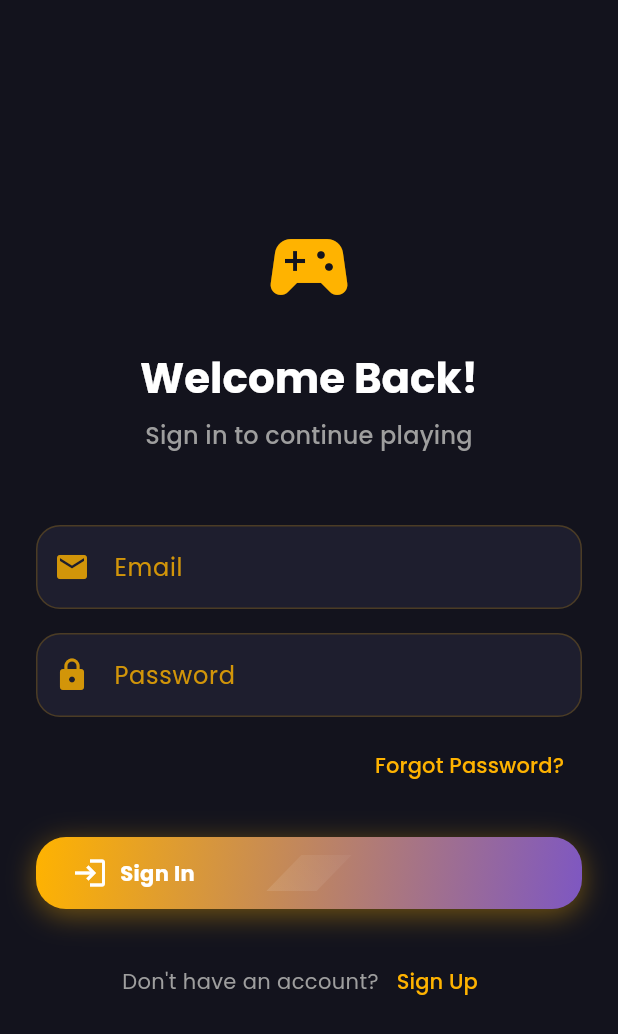
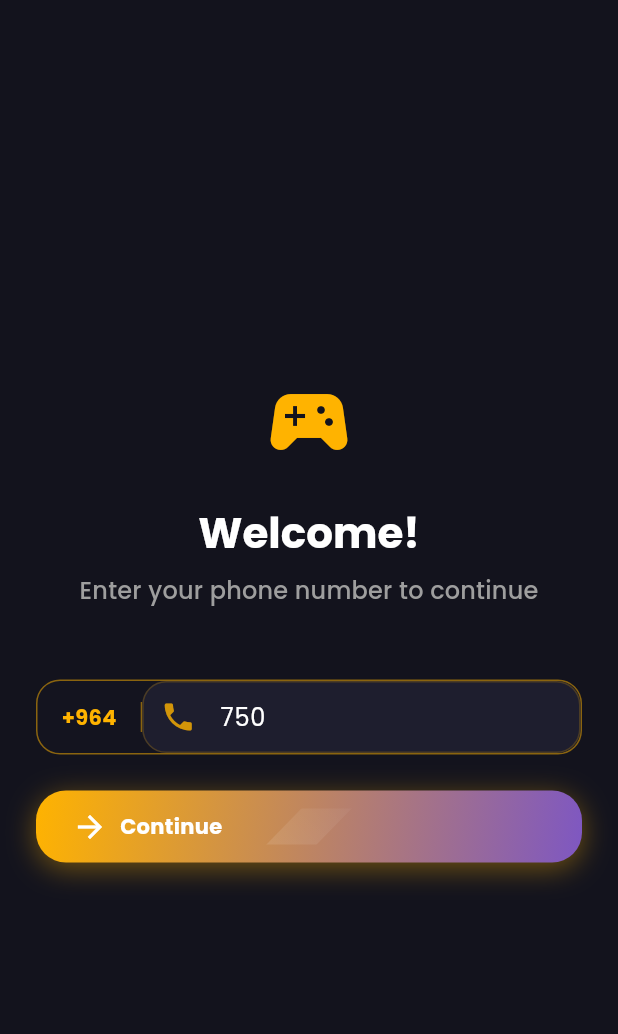
Before and after one commit to botanPro/chon, a Flutter app: the screen it shows after launch, on a phone screen of 412 x 824 dp. Shown: the top 1034 px of the screen. Run offline on Flutter 3.47's test engine with Material 3 defaults, Android fonts, the phone set to English and light mode, and no system bars; our stand-ins replace confetti, google_fonts.

Commit message:
2nd draft

```diff
--- a/lib/main.dart
+++ b/lib/main.dart
@@ -3,7 +3,7 @@ import 'package:flutter/services.dart';
 import 'package:google_fonts/google_fonts.dart';
 import 'package:provider/provider.dart';
 import 'screens/home_screen.dart';
-import 'screens/auth/login_screen.dart';
+import 'screens/auth/phone_verification_screen.dart';
 import 'services/auth_service.dart';
 
 void main() {
@@ -105,12 +105,11 @@ class MainApp extends StatelessWidget {
         builder: (context, auth, _) {
           return auth.isAuthenticated
               ? const HomeScreen()
-              : const LoginScreen();
+              : const PhoneVerificationScreen();
         },
       ),
       routes: {
         '/home': (context) => const HomeScreen(),
-        '/login': (context) => const LoginScreen(),
       },
     );
   }
--- /dev/null
+++ b/lib/screens/auth/phone_verification_screen.dart
@@ -0,0 +1,211 @@
+import 'package:flutter/material.dart';
+import 'package:flutter/services.dart';
+import 'package:provider/provider.dart';
+import '../../services/auth_service.dart';
+import '../../widgets/game_action_button.dart';
+import 'otp_verification_screen.dart';
+
+class PhoneVerificationScreen extends StatefulWidget {
+  const PhoneVerificationScreen({super.key});
+
+  @override
+  State<PhoneVerificationScreen> createState() =>
+      _PhoneVerificationScreenState();
+}
+
+class _PhoneVerificationScreenState extends State<PhoneVerificationScreen> {
+  final _formKey = GlobalKey<FormState>();
+  final _phoneController = TextEditingController();
+  bool _isLoading = false;
+  String? _errorMessage;
+
+  @override
+  void initState() {
+    super.initState();
+    _phoneController.text = '750'; // Default prefix after +964
+  }
+
+  @override
+  void dispose() {
+    _phoneController.dispose();
+    super.dispose();
+  }
+
+  Future<void> _handlePhoneVerification() async {
+    if (!_formKey.currentState!.validate()) return;
+
+    setState(() {
+      _isLoading = true;
+      _errorMessage = null;
+    });
+
+    try {
+      final success = await context.read<AuthService>().checkPhoneAndSendOTP(
+            _phoneController.text,
+          );
+
+      if (!mounted) return;
+
+      if (success) {
+        Navigator.push(
+          context,
+          MaterialPageRoute(
+            builder: (context) => const OTPVerificationScreen(),
+          ),
+        );
+      } else {
+        setState(() {
+          _errorMessage = 'Failed to send verification code. Please try again.';
+        });
+      }
+    } catch (e) {
+      setState(() {
+        _errorMessage = 'An error occurred. Please try again.';
+      });
+    } finally {
+      if (mounted) {
+        setState(() {
+          _isLoading = false;
+        });
+      }
+    }
+  }
+
+  @override
+  Widget build(BuildContext context) {
+    return Scaffold(
+      backgroundColor: Theme.of(context).colorScheme.background,
+      body: SafeArea(
+        child: Center(
+          child: SingleChildScrollView(
+            padding: const EdgeInsets.all(24),
+            child: Form(
+              key: _formKey,
+              child: Column(
+                mainAxisAlignment: MainAxisAlignment.center,
+                crossAxisAlignment: CrossAxisAlignment.stretch,
+                children: [
+                  Icon(
+                    Icons.sports_esports,
+                    size: 64,
+                    color: Theme.of(context).colorScheme.primary,
+                  ),
+                  const SizedBox(height: 24),
+                  Text(
+                    'Welcome!',
+                    style: Theme.of(context).textTheme.headlineMedium?.copyWith(
+                          color: Colors.white,
+                          fontWeight: FontWeight.bold,
+                        ),
+                    textAlign: TextAlign.center,
+                  ),
+                  const SizedBox(height: 8),
+                  Text(
+                    'Enter your phone number to continue',
+                    style: Theme.of(context).textTheme.titleMedium?.copyWith(
+                          color: Colors.grey,
+                        ),
+                    textAlign: TextAlign.center,
+                  ),
+                  const SizedBox(height: 48),
+                  Container(
+                    decoration: BoxDecoration(
+                      color: Theme.of(context)
+                          .colorScheme
+                          .surface
+                          .withOpacity(0.1),
+                      borderRadius: BorderRadius.circular(16),
+                      border: Border.all(
+                        color: Theme.of(context)
+                            .colorScheme
+                            .primary
+                            .withOpacity(0.5),
+                      ),
+                    ),
+                    child: Row(
+                      children: [
+                        Container(
+                          padding: const EdgeInsets.symmetric(horizontal: 16),
+                          decoration: BoxDecoration(
+                            border: Border(
+                              right: BorderSide(
+                                color: Theme.of(context)
+                                    .colorScheme
+                                    .primary
+                                    .withOpacity(0.5),
+                              ),
+                            ),
+                          ),
+                          child: Text(
+                            '+964',
+                            style: TextStyle(
+                              color: Theme.of(context).colorScheme.primary,
+                              fontWeight: FontWeight.bold,
+                            ),
+                          ),
+                        ),
+                        Expanded(
+                          child: TextFormField(
+                            controller: _phoneController,
+                            decoration: const InputDecoration(
+                              hintText: '750XXXXXXX',
+                              prefixIcon: Icon(Icons.phone),
+                              border: InputBorder.none,
+                              contentPadding:
+                                  EdgeInsets.symmetric(horizontal: 16),
+                            ),
+                            keyboardType: TextInputType.phone,
+                            inputFormatters: [
+                              FilteringTextInputFormatter.digitsOnly,
+                              LengthLimitingTextInputFormatter(9),
+                            ],
+                            validator: (value) {
+                              if (value == null || value.isEmpty) {
+                                return 'Please enter your phone number';
+                              }
+                              if (value.length != 9) {
+                                return 'Phone number must be 9 digits';
+                              }
+                              if (!value.startsWith('750') &&
+                                  !value.startsWith('751') &&
+                                  !value.startsWith('770') &&
+                                  !value.startsWith('771') &&
+                                  !value.startsWith('780') &&
+                                  !value.startsWith('781')) {
+                                return 'Invalid phone number prefix';
+                              }
+                              return null;
+                            },
+                          ),
+                        ),
+                      ],
+                    ),
+                  ),
+                  const SizedBox(height: 24),
+                  if (_errorMessage != null)
+                    Padding(
+                      padding: const EdgeInsets.only(bottom: 16),
+                      child: Text(
+                        _errorMessage!,
+                        style: TextStyle(
+                          color: Theme.of(context).colorScheme.error,
+                        ),
+                        textAlign: TextAlign.center,
+                      ),
+                    ),
+                  GameActionButton(
+                    label: _isLoading ? 'Sending code...' : 'Continue',
+                    icon: Icons.arrow_forward,
+                    onPressed:
+                        _isLoading ? null : () => _handlePhoneVerification(),
+                    showShine: !_isLoading,
+                  ),
+                ],
+              ),
+            ),
+          ),
+        ),
+      ),
+    );
+  }
+}
--- a/lib/screens/auth/register_screen.dart
+++ b/lib/screens/auth/register_screen.dart
@@ -1,4 +1,5 @@
 import 'package:flutter/material.dart';
+import 'package:flutter/services.dart';
 import 'package:provider/provider.dart';
 import '../../services/auth_service.dart';
 import '../../widgets/game_action_button.dart';
@@ -12,7 +13,6 @@ class RegisterScreen extends StatefulWidget {
 
 class _RegisterScreenState extends State<RegisterScreen> {
   final _formKey = GlobalKey<FormState>();
-  final _emailController = TextEditingController();
   final _passwordController = TextEditingController();
   final _confirmPasswordController = TextEditingController();
   bool _isLoading = false;
@@ -20,7 +20,6 @@ class _RegisterScreenState extends State<RegisterScreen> {
 
   @override
   void dispose() {
-    _emailController.dispose();
     _passwordController.dispose();
     _confirmPasswordController.dispose();
     super.dispose();
@@ -35,8 +34,7 @@ class _RegisterScreenState extends State<RegisterScreen> {
     });
 
     try {
-      final success = await context.read<AuthService>().signUp(
-            _emailController.text,
+      final success = await context.read<AuthService>().completeRegistration(
             _passwordController.text,
           );
 
@@ -64,8 +62,14 @@ class _RegisterScreenState extends State<RegisterScreen> {
 
   @override
   Widget build(BuildContext context) {
+    final phone = context.read<AuthService>().userPhone ?? '';
+
     return Scaffold(
       backgroundColor: Theme.of(context).colorScheme.background,
+      appBar: AppBar(
+        backgroundColor: Colors.transparent,
+        elevation: 0,
+      ),
       body: SafeArea(
         child: Center(
           child: SingleChildScrollView(
@@ -77,13 +81,13 @@ class _RegisterScreenState extends State<RegisterScreen> {
                 crossAxisAlignment: CrossAxisAlignment.stretch,
                 children: [
                   Icon(
-                    Icons.sports_esports,
+                    Icons.person_add,
                     size: 64,
                     color: Theme.of(context).colorScheme.primary,
                   ),
                   const SizedBox(height: 24),
                   Text(
-                    'Create Account',
+                    'Complete Registration',
                     style: Theme.of(context).textTheme.headlineMedium?.copyWith(
                           color: Colors.white,
                           fontWeight: FontWeight.bold,
@@ -92,34 +96,13 @@ class _RegisterScreenState extends State<RegisterScreen> {
                   ),
                   const SizedBox(height: 8),
                   Text(
-                    'Sign up to start playing',
+                    'Set a password for $phone',
                     style: Theme.of(context).textTheme.titleMedium?.copyWith(
                           color: Colors.grey,
                         ),
                     textAlign: TextAlign.center,
                   ),
                   const SizedBox(height: 48),
-                  TextFormField(
-                    controller: _emailController,
-                    decoration: InputDecoration(
-                      labelText: 'Email',
-                      prefixIcon: const Icon(Icons.email),
-                      border: OutlineInputBorder(
-                        borderRadius: BorderRadius.circular(16),
-                      ),
-                    ),
-                    keyboardType: TextInputType.emailAddress,
-                    validator: (value) {
-                      if (value == null || value.isEmpty) {
-                        return 'Please enter your email';
-                      }
-                      if (!value.contains('@')) {
-                        return 'Please enter a valid email';
-                      }
-                      return null;
-                    },
-                  ),
-                  const SizedBox(height: 16),
                   TextFormField(
                     controller: _passwordController,
                     decoration: InputDecoration(
@@ -180,22 +163,6 @@ class _RegisterScreenState extends State<RegisterScreen> {
                     onPressed: _isLoading ? null : () => _handleRegister(),
                     showShine: !_isLoading,
                   ),
-                  const SizedBox(height: 24),
-                  Row(
-                    mainAxisAlignment: MainAxisAlignment.center,
-                    children: [
-                      const Text(
-                        'Already have an account?',
-                        style: TextStyle(color: Colors.grey),
-                      ),
-                      TextButton(
-                        onPressed: () {
-                          Navigator.pushReplacementNamed(context, '/login');
-                        },
-                        child: const Text('Sign In'),
-                      ),
-                    ],
-                  ),
                 ],
               ),
             ),
--- a/lib/services/auth_service.dart
+++ b/lib/services/auth_service.dart
@@ -3,55 +3,96 @@ import 'package:flutter/material.dart';
 class AuthService extends ChangeNotifier {
   bool _isAuthenticated = false;
   String? _userId;
-  String? _userEmail;
+  String? _userPhone;
+  String? _verificationId;
+  bool _isNewUser = false;
 
   bool get isAuthenticated => _isAuthenticated;
   String? get userId => _userId;
-  String? get userEmail => _userEmail;
+  String? get userPhone => _userPhone;
+  bool get isNewUser => _isNewUser;
 
-  Future<bool> signIn(String email, String password) async {
+  // Format phone number to standard format
+  String _formatPhoneNumber(String phone) {
+    // Remove any spaces, dashes, or other characters
+    phone = phone.replaceAll(RegExp(r'[^0-9]'), '');
+
+    // If number starts with 0, replace it with +964
+    if (phone.startsWith('0')) {
+      phone = '+964${phone.substring(1)}';
+    }
+    // If number doesn't have country code, add it
+    else if (!phone.startsWith('+')) {
+      phone = '+964$phone';
+    }
+
+    return phone;
+  }
+
+  // Check if account exists and send OTP
+  Future<bool> checkPhoneAndSendOTP(String phone) async {
     try {
-      // TODO: Implement actual authentication logic
-      _isAuthenticated = true;
-      _userId = 'user_123';
-      _userEmail = email;
+      final formattedPhone = _formatPhoneNumber(phone);
+      // TODO: Implement actual phone verification
+      // For now, simulate API call
+      await Future.delayed(const Duration(seconds: 1));
+
+      // Simulate checking if user exists (for testing, assume numbers starting with 751 are existing users)
+      _isNewUser = !formattedPhone.contains('751');
+      _userPhone = formattedPhone;
+      _verificationId = 'test-verification-id';
+
+      // In real implementation, this would trigger actual OTP sending
       notifyListeners();
       return true;
     } catch (e) {
-      _isAuthenticated = false;
-      _userId = null;
-      _userEmail = null;
+      _userPhone = null;
+      _verificationId = null;
       notifyListeners();
       return false;
     }
   }
 
-  Future<bool> signUp(String email, String password) async {
+  // Verify OTP
+  Future<bool> verifyOTP(String otp) async {
     try {
-      // TODO: Implement actual sign up logic
+      // TODO: Implement actual OTP verification
+      await Future.delayed(const Duration(seconds: 1));
+
+      if (otp == '123456') {
+        // For testing purposes
+        _isAuthenticated = true;
+        _userId = 'user_${_userPhone}';
+        notifyListeners();
+        return true;
+      }
+      return false;
+    } catch (e) {
+      return false;
+    }
+  }
+
+  // Complete registration with additional details
+  Future<bool> completeRegistration(String password) async {
+    try {
+      // TODO: Implement actual registration
+      await Future.delayed(const Duration(seconds: 1));
+
       _isAuthenticated = true;
-      _userId = 'user_123';
-      _userEmail = email;
+      _userId = 'user_${_userPhone}';
       notifyListeners();
       return true;
     } catch (e) {
-      _isAuthenticated = false;
-      _userId = null;
-      _userEmail = null;
-      notifyListeners();
       return false;
     }
   }
 
   Future<void> signOut() async {
-    // TODO: Implement actual sign out logic
     _isAuthenticated = false;
     _userId = null;
-    _userEmail = null;
+    _userPhone = null;
+    _verificationId = null;
+    _isNewUser = false;
     notifyListeners();
   }
-
-  Future<void> resetPassword(String email) async {
-    // TODO: Implement password reset logic
-  }
 }
```
Also changed, not shown: lib/screens/auth/otp_verification_screen.dart (added, +232 -0 lines).
